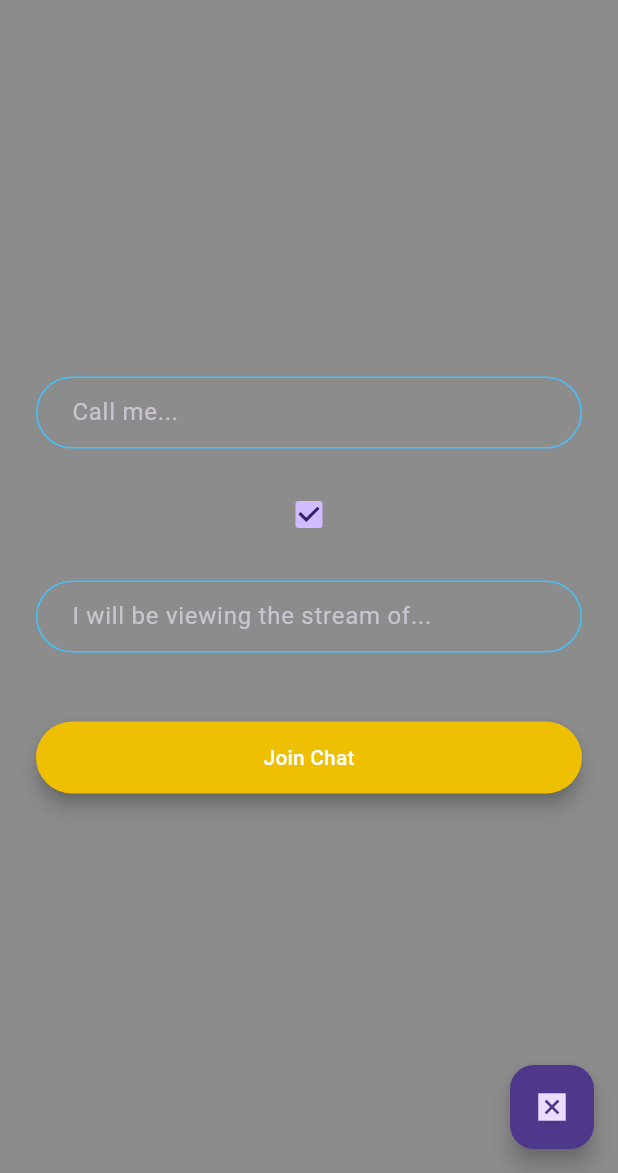
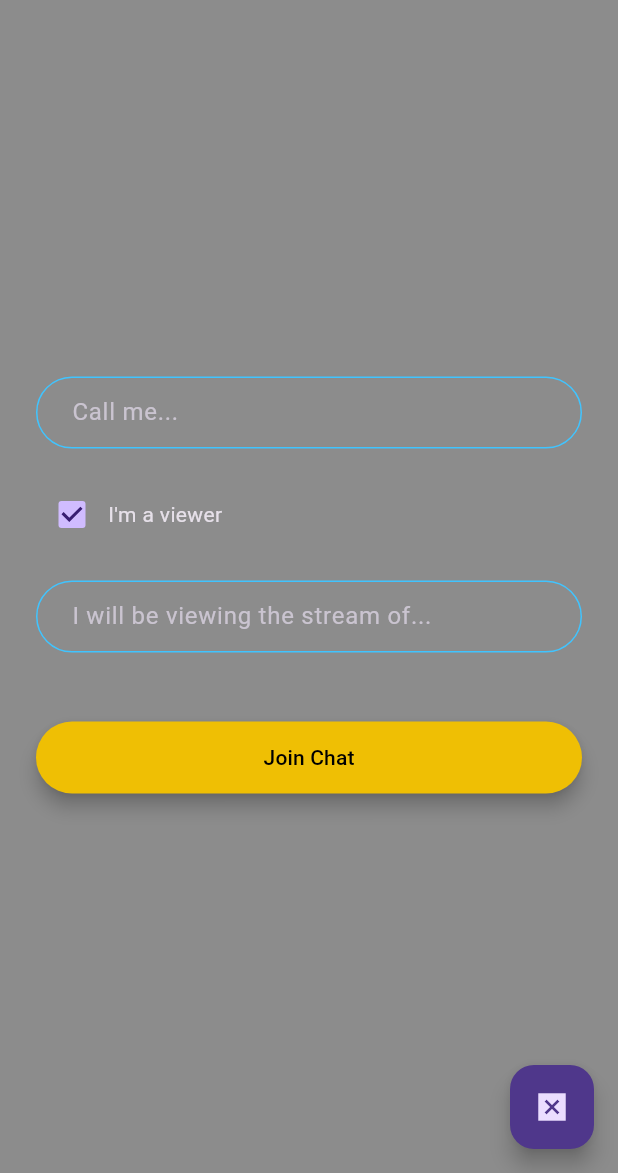
Before and after one commit to TrevorRomans/shadow_chat, a Flutter app: the SessionPickerScreen screen opened by its route, on a phone screen of 412 x 824 dp, the part 63-1236 px from its top. Run offline on Flutter 3.47's test engine with Material 3 defaults, Android fonts, the light colour scheme and no system bars; drawn by our look-alikes of modal_progress_hud_nsn; our stand-ins replace animated_text_kit, firebase_auth, firebase_core; accounts and stored records are empty.

Commit message:
Adjusted screen contents
Used a running device example to view the results and make changes that had not been considered yet

```diff
--- a/lib/screens/session_picker_screen.dart
+++ b/lib/screens/session_picker_screen.dart
@@ -50,14 +50,20 @@ class _SessionPickerScreenState extends State<SessionPickerScreen> {
                 onChanged: (value) {
                   viewerName = value;
                 },
+                onTapOutside: (event) {
+                  // If the user taps outside the field, the keyboard will close
+                  FocusManager.instance.primaryFocus?.unfocus();
+                },
                 decoration: kInputTextDecoration.copyWith(
+                  labelText: 'Call me...',
                   hintText: 'Enter your username',
-                  labelText: 'Call me...',
                   errorText:
                       isMatching ? 'Cannot match the streamer\'s name' : null,
                 ),
               ),
               SizedBox(height: 20.0),
+              Row(
+                children: [
                   Checkbox.adaptive(
                     value: isViewer,
                     onChanged: (value) {
@@ -70,6 +76,9 @@ class _SessionPickerScreenState extends State<SessionPickerScreen> {
                       });
                     },
                   ),
+                  Text('I\'m a viewer'),
+                ],
+              ),
               SizedBox(height: 20.0),
               TextField(
                 // Only viewers enter their streamer's name here
@@ -77,13 +86,18 @@ class _SessionPickerScreenState extends State<SessionPickerScreen> {
                 onChanged: (value) {
                   streamerName = value;
                 },
+                onTapOutside: (event) {
+                  FocusManager.instance.primaryFocus?.unfocus();
+                },
                 decoration: kInputTextDecoration.copyWith(
-                    labelText: 'I will be viewing the stream of...'),
+                    labelText: 'I will be viewing the stream of...',
+                    hintText: 'Enter the streamer\'s username'),
               ),
               SizedBox(height: 30.0),
               RoundedButton(
                 title: isViewer ? 'Join Chat' : 'Create Session',
                 color: Color(0xFFEFBF04),
+                textColor: Colors.black,
                 onPressed: () {
                   //TODO: implement navigation logic for users
 
```
Lines whose indentation alone changed are shown as unchanged.
